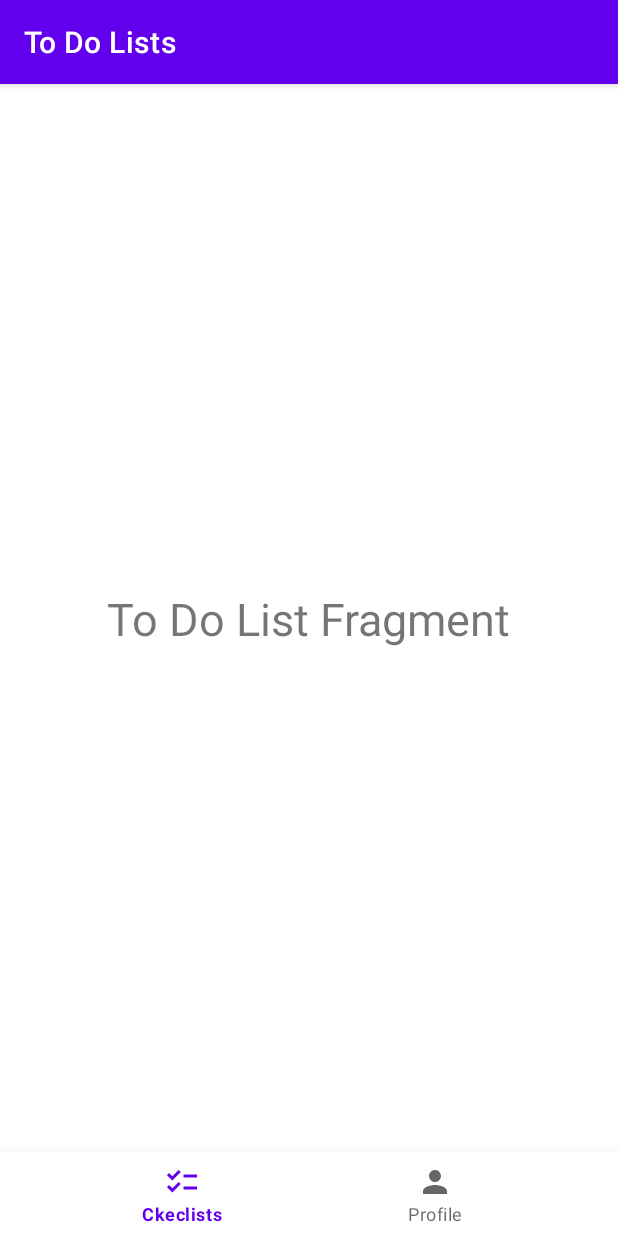
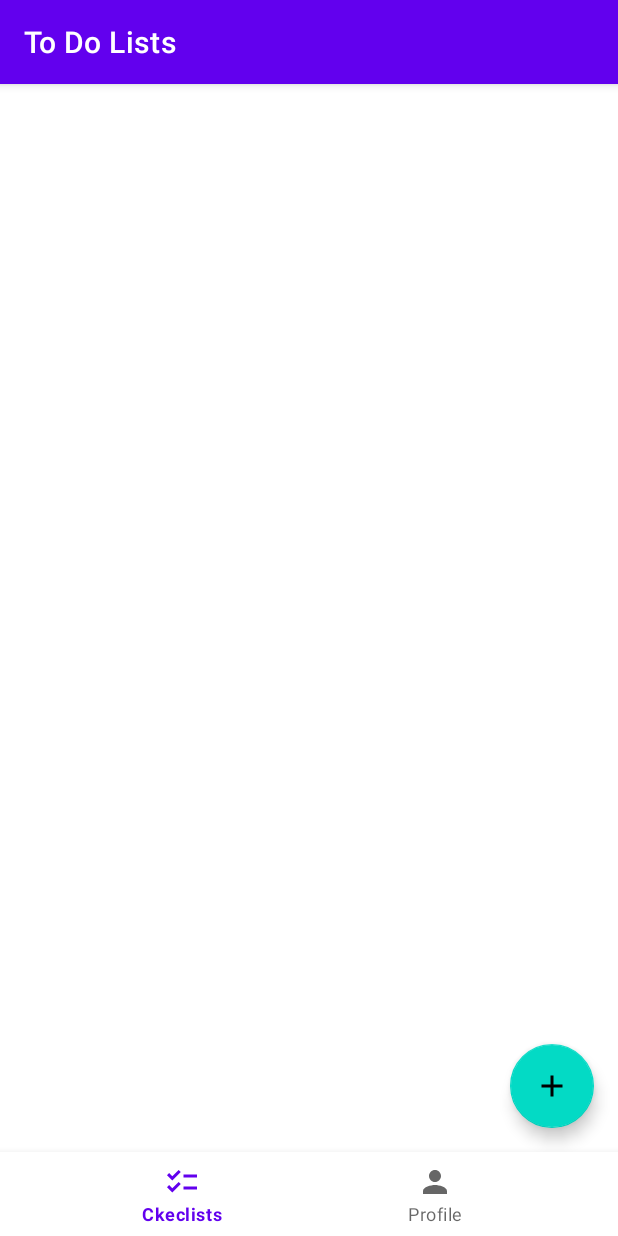
Before and after one commit to BiancaBalasa/Android-Project, an Android app: the ToDoListsFragment screen opened directly, with no data from a screen before it, on a phone screen of 412 x 824 dp. Run offline under Robolectric (Android 15) with nearby library versions, the phone set to English and light mode, and no system bars; our stand-ins replace navigation-ui.

Commit message:
added to do list functionality

```diff
--- a/app/build.gradle
+++ b/app/build.gradle
@@ -39,5 +39,7 @@ dependencies {
     implementation 'com.google.android.gms:play-services-auth:20.4.1'
     implementation "androidx.navigation:navigation-fragment:2.5.3"
     implementation "androidx.navigation:navigation-ui:2.5.3"
+    implementation 'com.google.code.gson:gson:2.8.9'
+
 
 }
--- /dev/null
+++ b/app/src/main/java/com/example/todolists/ToDoListAdapter.java
@@ -0,0 +1,86 @@
+package com.example.todolists;
+
+import android.content.Context;
+import android.content.SharedPreferences;
+import android.preference.PreferenceManager;
+import android.view.LayoutInflater;
+import android.view.View;
+import android.view.ViewGroup;
+import android.widget.CheckBox;
+import android.widget.CompoundButton;
+import android.widget.TextView;
+
+import androidx.annotation.NonNull;
+import androidx.fragment.app.FragmentActivity;
+import androidx.recyclerview.widget.RecyclerView;
+
+import java.util.HashSet;
+import java.util.List;
+import java.util.Set;
+
+public class ToDoListAdapter extends RecyclerView.Adapter<ToDoListAdapter.ToDoItemViewHolder> {
+    private static List<ToDoItem> todoList;
+
+    public ToDoListAdapter(List<ToDoItem> todoList) {
+        this.todoList = todoList;
+    }
+
+    @NonNull
+    @Override
+    public ToDoItemViewHolder onCreateViewHolder(@NonNull ViewGroup parent, int viewType) {
+        View view = LayoutInflater.from(parent.getContext()).inflate(R.layout.list_item_todo, parent, false);
+        return new ToDoItemViewHolder(view);
+    }
+
+    @Override
+    public void onBindViewHolder(@NonNull ToDoItemViewHolder holder, int position) {
+        ToDoItem toDoItem = todoList.get(position);
+        holder.titleTextView.setText(toDoItem.getTitle());
+        holder.checkBox.setChecked(toDoItem.isChecked());
+
+        holder.checkBox.setOnCheckedChangeListener(new CompoundButton.OnCheckedChangeListener() {
+            @Override
+            public void onCheckedChanged(CompoundButton compoundButton, boolean isChecked) {
+                toDoItem.setChecked(isChecked);
+                // Save the updated to-do item to shared preferences
+                SharedPreferences sharedPreferences = holder.itemView.getContext().getSharedPreferences("mypref", Context.MODE_PRIVATE);
+                SharedPreferences.Editor editor = sharedPreferences.edit();
+                editor.putBoolean(toDoItem.getTitle(), isChecked);
+                editor.apply();
+            }
+        });
+    }
+
+    @Override
+    public int getItemCount() {
+        return todoList.size();
+    }
+
+    public void updateList(List<ToDoItem> updatedList) {
+        todoList = updatedList;
+        notifyDataSetChanged();
+    }
+
+    public static class ToDoItemViewHolder extends RecyclerView.ViewHolder {
+        public CheckBox checkBox;
+        public TextView titleTextView;
+
+        public ToDoItemViewHolder(View itemView) {
+            super(itemView);
+            checkBox = itemView.findViewById(R.id.todo_item_checkbox);
+            titleTextView = itemView.findViewById(R.id.todo_item_title);
+
+            checkBox.setOnCheckedChangeListener(new CompoundButton.OnCheckedChangeListener() {
+                @Override
+                public void onCheckedChanged(CompoundButton compoundButton, boolean isChecked) {
+                    int position = getAdapterPosition();
+                    // if the position exists then get the position of your element and set the checkbox
+                    if (position != RecyclerView.NO_POSITION) {
+                        ToDoItem toDoItem = todoList.get(position);
+                        toDoItem.setChecked(isChecked);
+                    }
+                }
+            });
+        }
+    }
+}
--- a/app/src/main/java/com/example/todolists/ToDoListsFragment.java
+++ b/app/src/main/java/com/example/todolists/ToDoListsFragment.java
@@ -1,14 +1,35 @@
 package com.example.todolists;
 
+import android.content.Context;
+import android.content.DialogInterface;
+import android.content.SharedPreferences;
 import android.os.Bundle;
 
 import androidx.fragment.app.Fragment;
+import androidx.recyclerview.widget.LinearLayoutManager;
+import androidx.recyclerview.widget.RecyclerView;
+import androidx.appcompat.app.AlertDialog;
 
+import android.text.InputType;
 import android.view.LayoutInflater;
 import android.view.View;
 import android.view.ViewGroup;
+import android.widget.EditText;
+
+import com.google.android.material.floatingactionbutton.FloatingActionButton;
+
+import java.util.ArrayList;
+import java.util.HashSet;
+import java.util.List;
+import java.util.Set;
 
 public class ToDoListsFragment extends Fragment {
+
+    private RecyclerView todoListRecyclerView;
+    private FloatingActionButton addTodoFloatingButton;
+    private ToDoListAdapter toDoListAdapter;
+    private List<ToDoItem> toDoItemList;
+
     public ToDoListsFragment() {
         // Required empty public constructor
     }
@@ -18,11 +39,87 @@ public class ToDoListsFragment extends Fragment {
         super.onCreate(savedInstanceState);
 
     }
+    private void loadToDoItemCheckedStateFromSharedPreferences(ToDoItem toDoItem) {
+        SharedPreferences sharedPreferences = getActivity().getSharedPreferences("mypref", Context.MODE_PRIVATE);
+        boolean isChecked = sharedPreferences.getBoolean(toDoItem.getTitle(), false);
+        toDoItem.setChecked(isChecked);
+    }
 
-    @Override
     public View onCreateView(LayoutInflater inflater, ViewGroup container,
                              Bundle savedInstanceState) {
-        // Inflate the layout for this fragment
-        return inflater.inflate(R.layout.fragment_to_do_lists, container, false);
+        View view = inflater.inflate(R.layout.fragment_to_do_lists, container, false);
+
+        todoListRecyclerView = view.findViewById(R.id.todo_list_recycler_view);
+        todoListRecyclerView.setLayoutManager(new LinearLayoutManager(getActivity()));
+
+        toDoItemList = new ArrayList<>();
+        toDoListAdapter = new ToDoListAdapter(toDoItemList);
+        todoListRecyclerView.setAdapter(toDoListAdapter);
+
+        // Retrieve the to-do list from shared preferences
+        SharedPreferences sharedPreferences = getActivity().getSharedPreferences("mypref", Context.MODE_PRIVATE);
+        Set<String> stringSet = sharedPreferences.getStringSet("todo_list", new HashSet<String>());
+
+        List<ToDoItem> toDoItemList = new ArrayList<>();
+        for (String title : stringSet) {
+            ToDoItem toDoItem = new ToDoItem(title);
+            loadToDoItemCheckedStateFromSharedPreferences(toDoItem);
+            toDoItemList.add(toDoItem);
+        }
+        toDoListAdapter.updateList(toDoItemList);
+
+        addTodoFloatingButton = view.findViewById(R.id.add_todo_floating_button);
+        addTodoFloatingButton.setOnClickListener(new View.OnClickListener() {
+            @Override
+            public void onClick(View view) {
+                // Create an AlertDialog with an EditText for the user to enter the To-Do item title
+                AlertDialog.Builder builder = new AlertDialog.Builder(getActivity());
+                builder.setTitle("New To-Do Item");
+
+                // Set up the EditText
+                final EditText input = new EditText(getActivity());
+                input.setInputType(InputType.TYPE_CLASS_TEXT);
+                builder.setView(input);
+
+                // Set up the OK button to add the new To-Do item
+                builder.setPositiveButton("OK", new DialogInterface.OnClickListener() {
+                    @Override
+                    public void onClick(DialogInterface dialogInterface, int i) {
+                        String title = input.getText().toString();
+                        toDoItemList.add(new ToDoItem(title));
+                        toDoListAdapter.notifyDataSetChanged();
+
+                        // Save the to-do list to shared preferences
+                        SharedPreferences sharedPreferences = getActivity().getSharedPreferences("mypref", Context.MODE_PRIVATE);
+                        SharedPreferences.Editor editor = sharedPreferences.edit();
+
+                        Set<String> stringSet = new HashSet<>();
+                        for (ToDoItem item : toDoItemList) {
+                            stringSet.add(item.getTitle());
+                            editor.putBoolean(item.getTitle(), item.isChecked());
+                        }
+
+                        editor.putStringSet("todo_list", stringSet);
+                        editor.apply();
+                    }
+                });
+
+                // Set up the Cancel button to dismiss the dialog
+                builder.setNegativeButton("Cancel", new DialogInterface.OnClickListener() {
+                    @Override
+                    public void onClick(DialogInterface dialogInterface, int i) {
+                        dialogInterface.cancel();
+                    }
+                });
+
+                // Show the dialog
+                builder.show();
+            }
+        });
+
+
+
+
+        return view;
     }
 }
--- /dev/null
+++ b/app/src/main/res/drawable/add_icon.xml
@@ -0,0 +1,5 @@
+<vector android:height="24dp" android:tint="#000000"
+    android:viewportHeight="24" android:viewportWidth="24"
+    android:width="24dp" xmlns:android="http://schemas.android.com/apk/res/android">
+    <path android:fillColor="@android:color/white" android:pathData="M19,13h-6v6h-2v-6H5v-2h6V5h2v6h6v2z"/>
+</vector>
--- a/app/src/main/res/layout-land/fragment_to_do_lists.xml
+++ b/app/src/main/res/layout-land/fragment_to_do_lists.xml
@@ -10,15 +10,25 @@
         android:layout_width="match_parent"
         android:layout_height="match_parent">
 
-        <TextView
+        <androidx.recyclerview.widget.RecyclerView
+            android:id="@+id/todo_list_recycler_view"
+            android:layout_width="0dp"
+            android:layout_height="0dp"
+            app:layout_constraintTop_toTopOf="parent"
+            app:layout_constraintBottom_toTopOf="@+id/add_todo_floating_button"
+            app:layout_constraintStart_toStartOf="parent"
+            app:layout_constraintEnd_toEndOf="parent" />
+
+        <com.google.android.material.floatingactionbutton.FloatingActionButton
+            android:id="@+id/add_todo_floating_button"
             android:layout_width="wrap_content"
             android:layout_height="wrap_content"
-            android:text="To Do List Fragment"
-            android:textSize="30dp"
+            android:layout_margin="16dp"
+            android:src="@drawable/add_icon"
+            android:contentDescription="add_todo_item"
             app:layout_constraintBottom_toBottomOf="parent"
-            app:layout_constraintEnd_toEndOf="parent"
-            app:layout_constraintStart_toStartOf="parent"
-            app:layout_constraintTop_toTopOf="parent" />
+            app:layout_constraintEnd_toEndOf="parent" />
+
 
     </androidx.constraintlayout.widget.ConstraintLayout>
 
--- a/app/src/main/res/layout/fragment_to_do_lists.xml
+++ b/app/src/main/res/layout/fragment_to_do_lists.xml
@@ -10,15 +10,25 @@
         android:layout_width="match_parent"
         android:layout_height="match_parent">
 
-        <TextView
+        <androidx.recyclerview.widget.RecyclerView
+            android:id="@+id/todo_list_recycler_view"
+            android:layout_width="0dp"
+            android:layout_height="0dp"
+            app:layout_constraintTop_toTopOf="parent"
+            app:layout_constraintBottom_toTopOf="@+id/add_todo_floating_button"
+            app:layout_constraintStart_toStartOf="parent"
+            app:layout_constraintEnd_toEndOf="parent" />
+
+        <com.google.android.material.floatingactionbutton.FloatingActionButton
+            android:id="@+id/add_todo_floating_button"
             android:layout_width="wrap_content"
             android:layout_height="wrap_content"
-            android:text="To Do List Fragment"
-            android:textSize="30dp"
+            android:layout_margin="16dp"
+            android:src="@drawable/add_icon"
+            android:contentDescription="add_todo_item"
             app:layout_constraintBottom_toBottomOf="parent"
-            app:layout_constraintEnd_toEndOf="parent"
-            app:layout_constraintStart_toStartOf="parent"
-            app:layout_constraintTop_toTopOf="parent" />
+            app:layout_constraintEnd_toEndOf="parent" />
+
 
     </androidx.constraintlayout.widget.ConstraintLayout>
 
```
Also changed, not shown: app/src/main/java/com/example/todolists/ToDoItem.java (added, +27 -0 lines), app/src/main/res/layout-land/list_item_todo.xml (added, +29 -0 lines), app/src/main/res/layout/list_item_todo.xml (added, +28 -0 lines).
